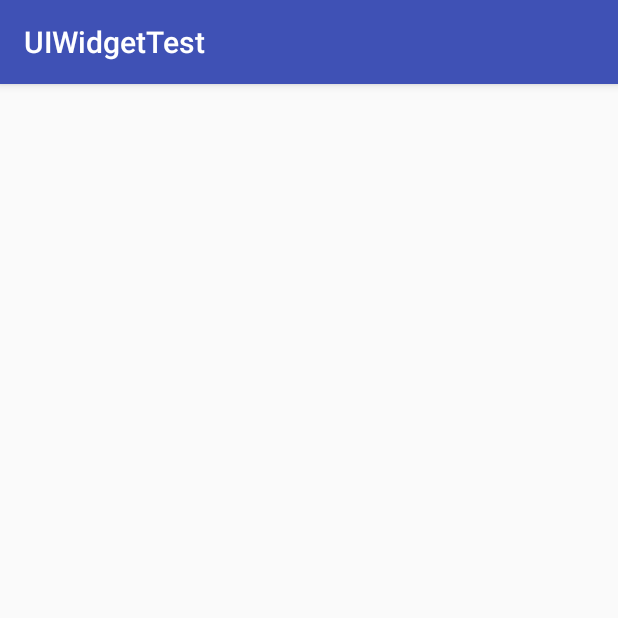
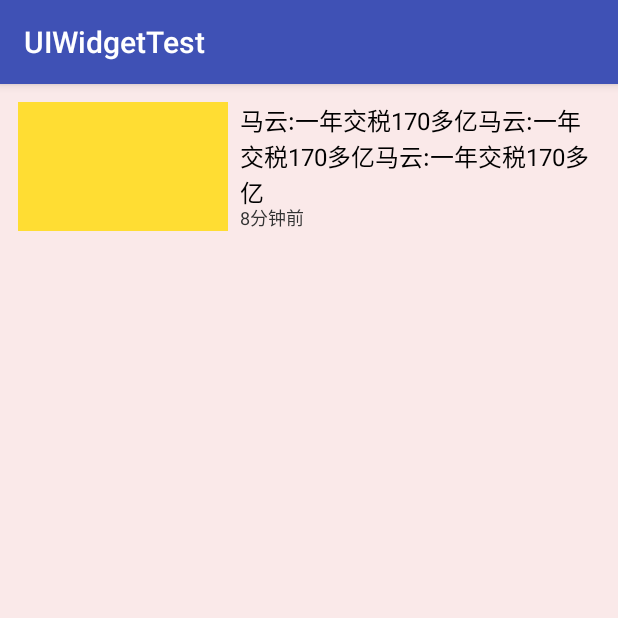
Before and after one commit to h386926074/UIWidgetTest, an Android app: the new_percent screen opened directly, with no data from a screen before it, on a phone screen of 412 x 824 dp, the top half of it. Run offline under Robolectric (Android 15) with nearby library versions, the phone set to English and light mode, and no system bars.

Commit message:
percentlayout

```diff
--- a/app/build.gradle
+++ b/app/build.gradle
@@ -19,6 +19,7 @@ android {
 }
 
 dependencies {
+    compile 'com.android.support:percent:26.1.0'
     implementation fileTree(dir: 'libs', include: ['*.jar'])
     implementation 'com.android.support:appcompat-v7:26.1.0'
     implementation 'com.android.support.constraint:constraint-layout:1.0.2'
--- a/app/src/main/java/com/huangfeng/uiwidgettest/new_percent.java
+++ b/app/src/main/java/com/huangfeng/uiwidgettest/new_percent.java
@@ -8,6 +8,6 @@ public class new_percent extends AppCompatActivity {
     @Override
     protected void onCreate(Bundle savedInstanceState) {
         super.onCreate(savedInstanceState);
-        setContentView(R.layout.new_percent_layout);
+        setContentView(R.layout.new_new_percent);
     }
 }
--- a/app/src/main/res/layout/activity_layout.xml
+++ b/app/src/main/res/layout/activity_layout.xml
@@ -2,6 +2,7 @@
     android:orientation="vertical"
     android:layout_width="match_parent"
     android:layout_height="wrap_content">
+    <include layout="@layout/title" />
     <LinearLayout
         android:orientation="horizontal"
         android:layout_width="match_parent"
--- a/app/src/main/res/layout/activity_main.xml
+++ b/app/src/main/res/layout/activity_main.xml
@@ -3,7 +3,7 @@
     android:orientation="vertical"
     android:layout_width="match_parent"
     android:layout_height="match_parent">
-
+<include layout="@layout/title"/>
     <TextView
         android:id="@+id/text_view"
         android:layout_width="match_parent"
--- /dev/null
+++ b/app/src/main/res/layout/new_new_percent.xml
@@ -0,0 +1,50 @@
+<android.support.constraint.ConstraintLayout
+    xmlns:android="http://schemas.android.com/apk/res/android"
+    xmlns:tools="http://schemas.android.com/tools"
+    xmlns:app="http://schemas.android.com/apk/res-auto"
+    android:layout_height="match_parent"
+    android:layout_width="match_parent"
+    android:id="@+id/new_new_percent"
+    tools:context=".new_percent"
+    android:background="#11ff0000"
+    >
+
+    <TextView
+        android:layout_width="140dp"
+        android:layout_height="86dp"
+        android:id="@+id/tv1"
+        android:layout_marginLeft="12dp"
+        android:layout_marginTop="12dp"
+        android:background="#fd3"
+        app:layout_constraintLeft_toLeftOf="parent"
+        app:layout_constraintTop_toTopOf="parent"
+        />
+
+    <TextView
+        android:layout_width="0dp"
+        android:layout_height="wrap_content"
+        android:layout_marginLeft="8dp"
+        android:layout_marginRight="12dp"
+        android:id="@+id/tv2"
+        android:text="马云:一年交税170多亿马云:一年交税170多亿马云:一年交税170多亿"
+        android:textColor="#000000"
+        android:textSize="16dp"
+        app:layout_constraintLeft_toRightOf="@id/tv1"
+        app:layout_constraintRight_toRightOf="parent"
+        app:layout_constraintTop_toTopOf="@id/tv1"
+        />
+
+    <TextView
+        android:layout_width="wrap_content"
+        android:layout_height="wrap_content"
+        android:layout_marginLeft="8dp"
+        android:layout_marginTop="12dp"
+        android:text="8分钟前"
+        android:textColor="#333"
+        android:textSize="12dp"
+        app:layout_constraintLeft_toRightOf="@id/tv1"
+        app:layout_constraintBottom_toBottomOf="@id/tv1" />
+
+
+
+</android.support.constraint.ConstraintLayout>
--- a/app/src/main/res/layout/new_percent_layout.xml
+++ b/app/src/main/res/layout/new_percent_layout.xml
@@ -1,7 +1,8 @@
-<?xml version="1.0" encoding="utf-8"?>
-<LinearLayout xmlns:android="http://schemas.android.com/apk/res/android"
-    android:orientation="vertical"
+<android.support.constraint.ConstraintLayout
+    xmlns:android="http://schemas.android.com/apk/res/android"
+    xmlns:app="http://schemas.android.com/apk/res-auto"
     android:layout_width="match_parent"
     android:layout_height="match_parent">
 
-</LinearLayout>
+
+</android.support.constraint.ConstraintLayout>
```
Also changed, not shown: app/src/main/java/com/huangfeng/uiwidgettest/MainActivity.java (+12 -0 lines), app/src/main/res/layout/title.xml (added, +43 -0 lines).
